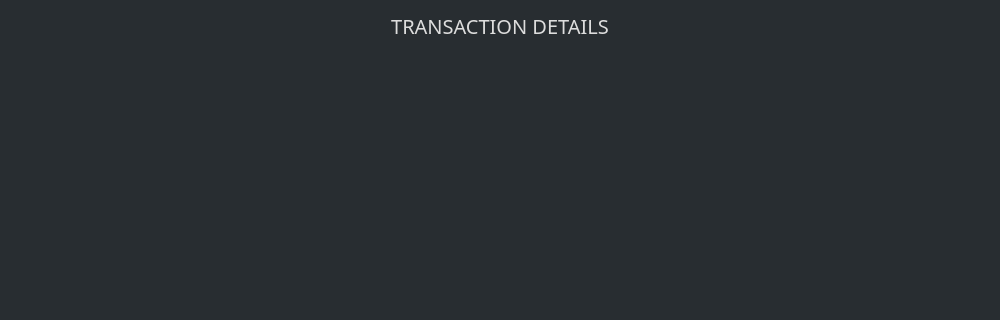
ConcealNetwork/conceal-desktop, file src/gui/ui/transactiondetailsdialog.ui: the form before one commit; both pictures show x 0 to 1000 and y 0 to 320 of the 1000 by 480 pixel window.
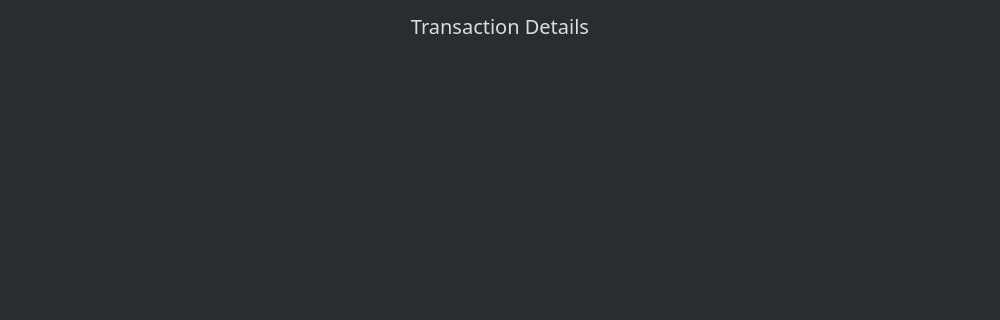
The form after the commit.

What changed in the file:
```diff
--- a/src/gui/ui/transactiondetailsdialog.ui
+++ b/src/gui/ui/transactiondetailsdialog.ui
@@ -59,7 +59,7 @@
 </string>
      </property>
      <property name="text">
-      <string>TRANSACTION DETAILS</string>
+      <string>Transaction Details</string>
      </property>
      <property name="alignment">
       <set>Qt::AlignCenter</set>
```
Left out of the diff: 4 changed lines with no effect on the pictures.
